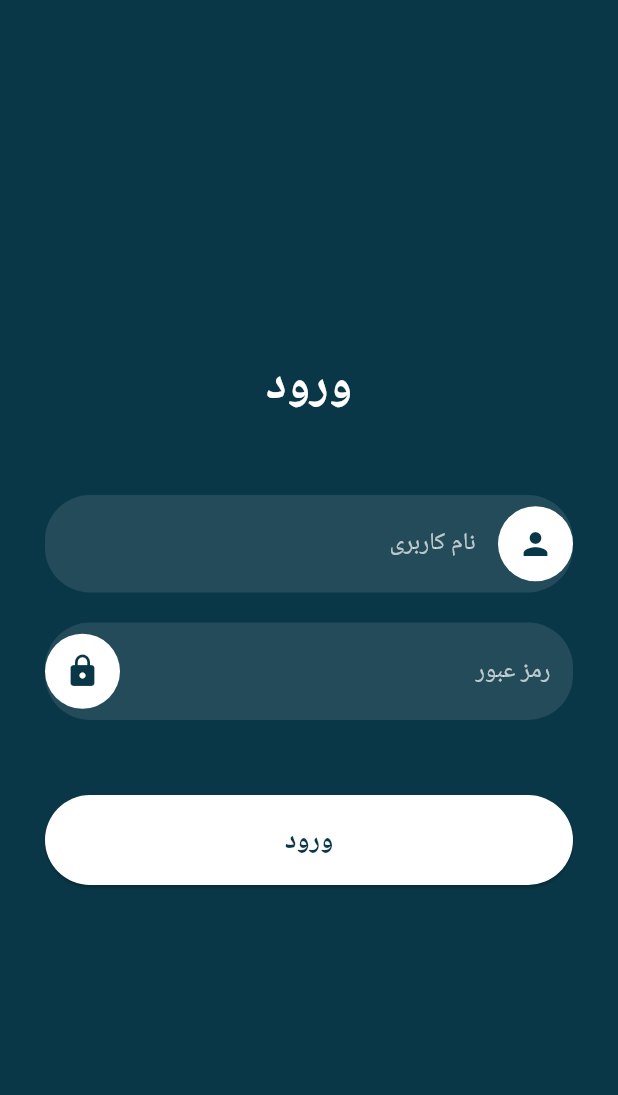
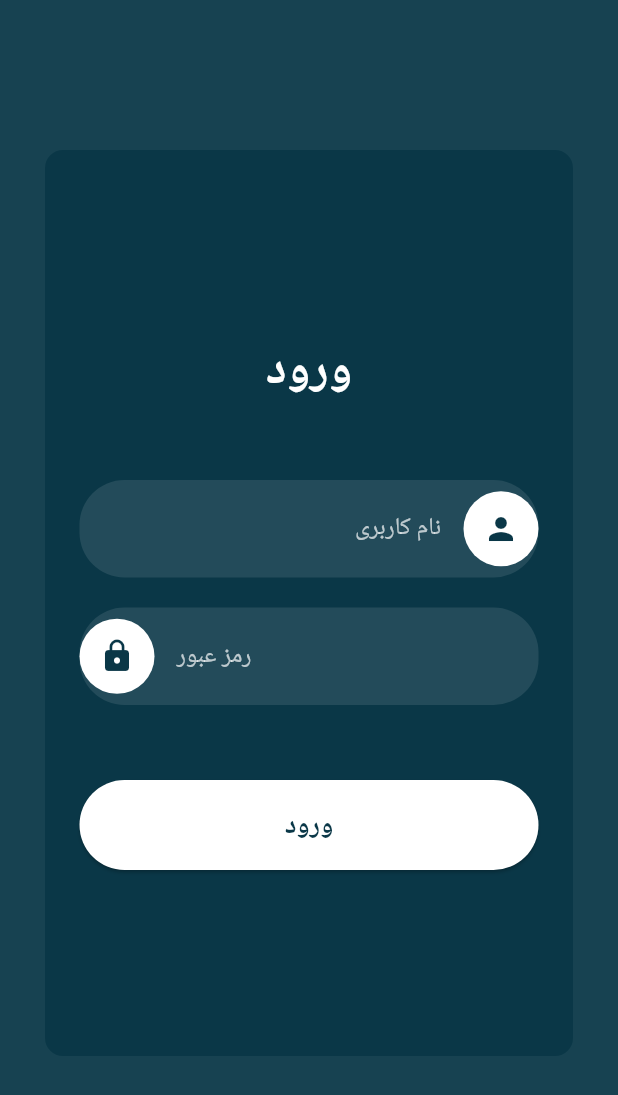
Before and after one commit to MarMar-mg/flutter_project_management, a Flutter app: the screen it shows after launch, on a phone screen of 412 x 824 dp. Shown: the top 1095 px of the screen. Run offline on Flutter 3.47's test engine with Material 3 defaults, Android fonts, the light colour scheme and no system bars; our stand-ins replace connectivity_plus, dartz, equatable, file_picker, get_it, get_storage and 4 more; accounts and stored records are empty.

Commit message:
login ui changes

```diff
--- a/lib/features/register/login/pages/login_page.dart
+++ b/lib/features/register/login/pages/login_page.dart
@@ -17,6 +17,8 @@ class _LoginPageState extends State<LoginPage> {
   TextEditingController emailController = TextEditingController();
   TextEditingController passController = TextEditingController();
   bool isLoading = false;
+  String? emailError;
+  String? passwordError;
 
   Future<void> loginUser() async {
     final pass = (await SupaBase.from('users')
@@ -31,24 +33,38 @@ class _LoginPageState extends State<LoginPage> {
         .select('userid')
         .eq('email', emailController.text))
         .first['userid'];
-    print(pass);
     if (pass == passController.text) {
-      print('66666666666666');
       Navigator.pushReplacement(
           context,
           MaterialPageRoute(
               builder: (BuildContext ctx) =>
               role == 'Admin' ? AdminHomePage(userId: userId,) : UserHomePage(userId: userId,)));
+    } else {
+      setState(() {
+        passwordError = 'رمز عبور اشتباه است';
+      });
     }
   }
 
   @override
   Widget build(BuildContext context) {
     return Scaffold(
-      backgroundColor: Color(0xFF0A3747), // Dark background color
+      backgroundColor: Color(0xFF174251), // Dark background color
       body: Center(
         child: Padding(
-          padding: const EdgeInsets.symmetric(horizontal: 30.0),
+          padding: const EdgeInsets.fromLTRB(30, 100.0, 30, 120),
+          child: Expanded(
+            child: Container(
+              width: 380,
+              padding: EdgeInsets.all(20),
+              decoration: BoxDecoration(
+                borderRadius: BorderRadius.circular(12),
+                color: Color(0xFF0A3747),
+                border: Border.all(
+                  color: Color(0xFF0A3747), // Border color
+                  width: 3, // Border width
+                ),
+              ),
               child: Column(
                 mainAxisAlignment: MainAxisAlignment.center,
                 crossAxisAlignment: CrossAxisAlignment.stretch,
@@ -93,8 +109,14 @@ class _LoginPageState extends State<LoginPage> {
                             ),
                             validator: (value) {
                               if (value == null || value.isEmpty) {
-                            return 'لطفاً نام کاربری خود را وارد کنید';
+                                setState(() {
+                                  emailError = 'لطفاً نام کاربری خود را وارد کنید';
+                                });
+                                return '';
                               }
+                              setState(() {
+                                emailError = null;
+                              });
                               return null;
                             },
                           ),
@@ -102,9 +124,15 @@ class _LoginPageState extends State<LoginPage> {
                       ],
                     ),
                   ),
+                  if (emailError != null)
+                    Padding(
+                      padding: const EdgeInsets.only(top: 8.0),
+                      child: Text(
+                        emailError!,
+                        style: TextStyle(color: Colors.red, fontSize: 12),
+                      ),
+                    ),
                   SizedBox(height: 20),
-
-              // Password field
                   Container(
                     decoration: BoxDecoration(
                       color: Colors.white.withOpacity(0.1),
@@ -116,24 +144,33 @@ class _LoginPageState extends State<LoginPage> {
                           child: TextFormField(
                             obscureText: true,
                             controller: passController,
-                        textDirection: TextDirection.ltr, // Ensures left-to-right direction
+                            textDirection: TextDirection.ltr, // Ensure LTR input
+                            textAlign: TextAlign.left, // Align text to the left
                             style: TextStyle(color: Colors.white),
                             decoration: InputDecoration(
-                          hintText: 'رمز عبور',
+                              hintText: 'رمز عبور', // The hint text is still RTL, but the input will be LTR
                               hintStyle: TextStyle(color: Colors.white70),
                               border: InputBorder.none,
                               contentPadding: EdgeInsets.symmetric(vertical: 20, horizontal: 15),
                             ),
                             validator: (value) {
                               if (value == null || value.isEmpty) {
-                            return 'لطفاً رمز عبور خود را وارد کنید';
+                                setState(() {
+                                  passwordError = 'لطفاً رمز عبور خود را وارد کنید';
+                                });
+                                return '';
                               } else if (value.length < 6) {
-                            return 'رمز عبور باید حداقل ۶ کاراکتر باشد';
+                                setState(() {
+                                  passwordError = 'رمز عبور باید حداقل ۶ کاراکتر باشد';
+                                });
+                                return '';
                               }
+                              setState(() {
+                                passwordError = null;
+                              });
                               return null;
                             },
-                      )
-                      ,
+                          ),
                         ),
                         Container(
                           width: 50,
@@ -145,6 +182,14 @@ class _LoginPageState extends State<LoginPage> {
                           child: Icon(Icons.lock, color: Color(0xFF0A3747)),
                         ),
                       ],
+                    ),
+                  ),
+                  if (passwordError != null)
+                    Padding(
+                      padding: const EdgeInsets.only(top: 8.0),
+                      child: Text(
+                        passwordError!,
+                        style: TextStyle(color: Colors.red, fontSize: 12),
                       ),
                     ),
                   SizedBox(height: 50),
@@ -183,6 +228,8 @@ class _LoginPageState extends State<LoginPage> {
               ),
             ),
           ),
+        ),
+      ),
     );
   }
 }
```
Lines whose indentation alone changed are shown as unchanged.
